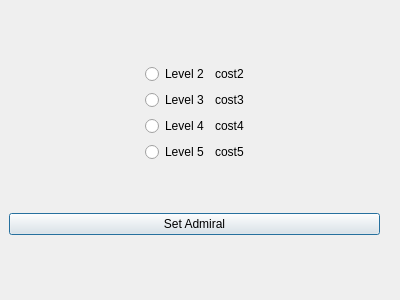
First picture: the form in QFleet/Fleetbuilder/admiralselectdialog.ui, repository RexOdonata/QFleet, before the edit.
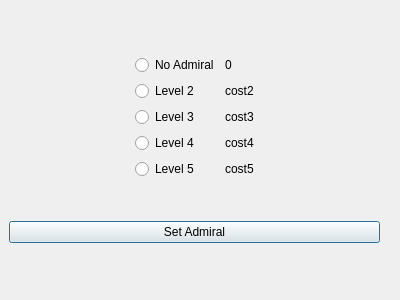
Second picture: the form after the edit.

```diff
--- a/QFleet/Fleetbuilder/admiralselectdialog.ui
+++ b/QFleet/Fleetbuilder/admiralselectdialog.ui
@@ -40,37 +40,7 @@
       </item>
       <item>
        <layout class="QGridLayout" name="gridLayout">
-        <item row="0" column="0">
-         <widget class="QRadioButton" name="l2Radio">
-          <property name="text">
-           <string>Level 2</string>
-          </property>
-          <attribute name="buttonGroup">
-           <string notr="true">radioButtonGroup</string>
-          </attribute>
-         </widget>
-        </item>
-        <item row="1" column="0">
-         <widget class="QRadioButton" name="l3Radio">
-          <property name="text">
-           <string>Level 3</string>
-          </property>
-          <attribute name="buttonGroup">
-           <string notr="true">radioButtonGroup</string>
-          </attribute>
-         </widget>
-        </item>
         <item row="3" column="0">
-         <widget class="QRadioButton" name="l5Radio">
-          <property name="text">
-           <string>Level 5</string>
-          </property>
-          <attribute name="buttonGroup">
-           <string notr="true">radioButtonGroup</string>
-          </attribute>
-         </widget>
-        </item>
-        <item row="2" column="0">
          <widget class="QRadioButton" name="l4Radio">
           <property name="text">
            <string>Level 4</string>
@@ -80,34 +50,81 @@
           </attribute>
          </widget>
         </item>
-        <item row="0" column="1">
-         <widget class="QLabel" name="l2CostLabel">
-          <property name="text">
-           <string>cost2</string>
-          </property>
-         </widget>
-        </item>
-        <item row="1" column="1">
+        <item row="2" column="1">
          <widget class="QLabel" name="l3CostLabel">
           <property name="text">
            <string>cost3</string>
           </property>
          </widget>
         </item>
-        <item row="2" column="1">
+        <item row="1" column="0">
+         <widget class="QRadioButton" name="l2Radio">
+          <property name="text">
+           <string>Level 2</string>
+          </property>
+          <attribute name="buttonGroup">
+           <string notr="true">radioButtonGroup</string>
+          </attribute>
+         </widget>
+        </item>
+        <item row="3" column="1">
          <widget class="QLabel" name="l4CostLabel">
           <property name="text">
            <string>cost4</string>
           </property>
          </widget>
         </item>
-        <item row="3" column="1">
+        <item row="4" column="1">
          <widget class="QLabel" name="l5CostLabel">
           <property name="text">
            <string>cost5</string>
           </property>
          </widget>
         </item>
+        <item row="2" column="0">
+         <widget class="QRadioButton" name="l3Radio">
+          <property name="text">
+           <string>Level 3</string>
+          </property>
+          <attribute name="buttonGroup">
+           <string notr="true">radioButtonGroup</string>
+          </attribute>
+         </widget>
+        </item>
+        <item row="1" column="1">
+         <widget class="QLabel" name="l2CostLabel">
+          <property name="text">
+           <string>cost2</string>
+          </property>
+         </widget>
+        </item>
+        <item row="4" column="0">
+         <widget class="QRadioButton" name="l5Radio">
+          <property name="text">
+           <string>Level 5</string>
+          </property>
+          <attribute name="buttonGroup">
+           <string notr="true">radioButtonGroup</string>
+          </attribute>
+         </widget>
+        </item>
+        <item row="0" column="1">
+         <widget class="QLabel" name="label">
+          <property name="text">
+           <string>0</string>
+          </property>
+         </widget>
+        </item>
+        <item row="0" column="0">
+         <widget class="QRadioButton" name="l0Radio">
+          <property name="text">
+           <string>No Admiral</string>
+          </property>
+          <attribute name="buttonGroup">
+           <string notr="true">radioButtonGroup</string>
+          </attribute>
+         </widget>
+        </item>
        </layout>
       </item>
       <item>
```
